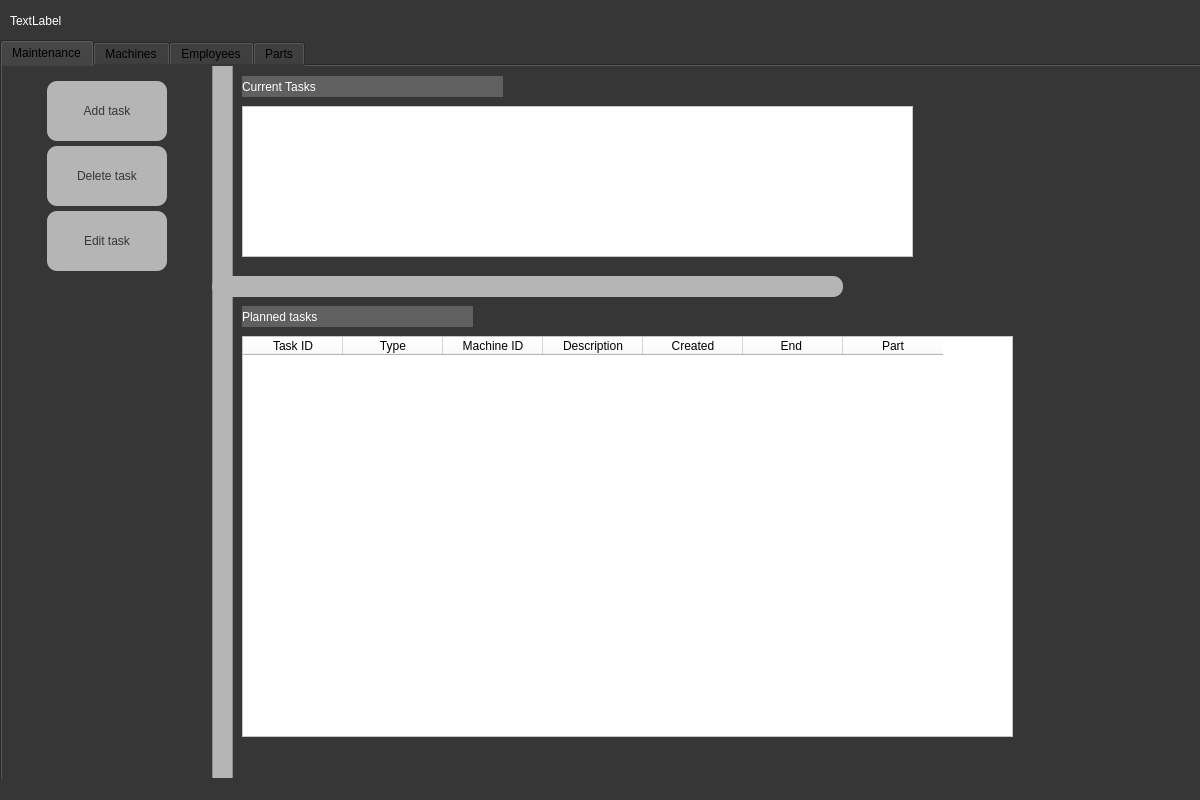
This is AppWindow.ui in asuXie/Machine-Maintenance-System-MMS as Qt 5 draws it before an edit. The edited form follows.
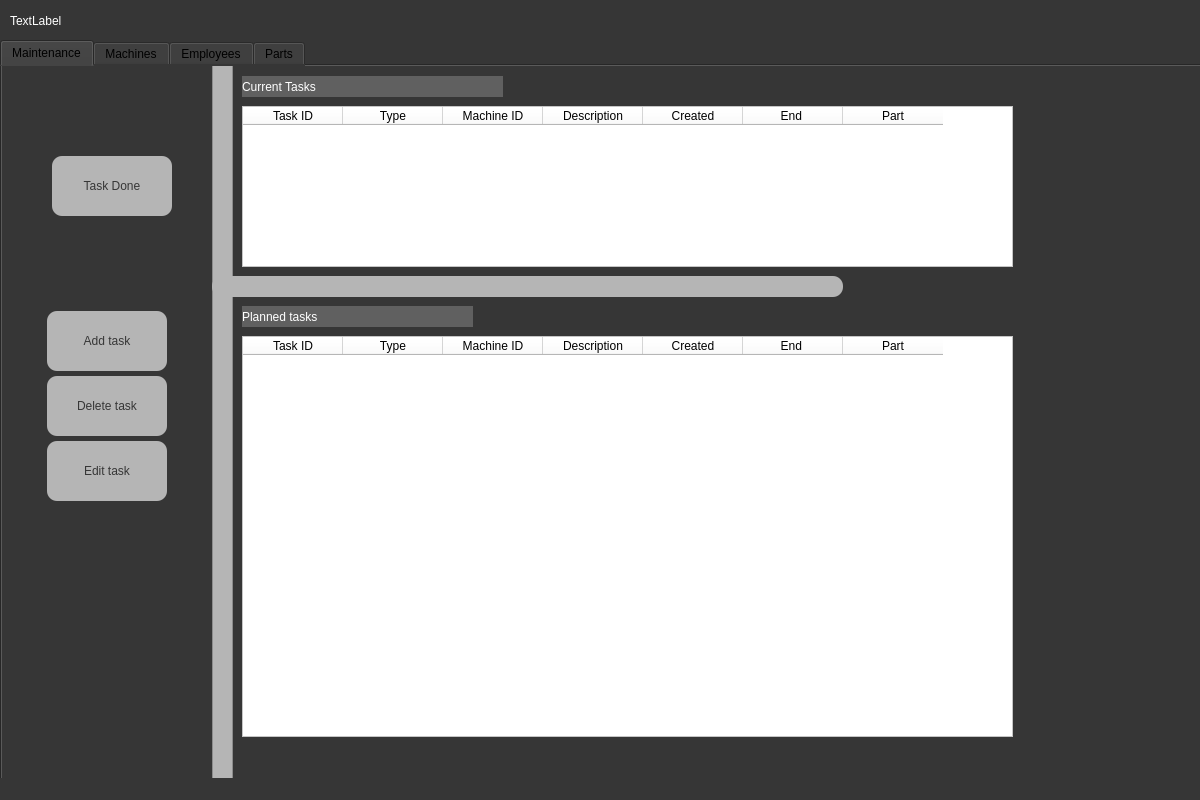
This is the edited form. The open tabs and pages were chosen to show the change.

Commit message: Tabs Done Edit to do

```diff
--- a/AppWindow.ui
+++ b/AppWindow.ui
@@ -73,7 +73,7 @@
       <property name="geometry">
        <rect>
         <x>10</x>
-        <y>10</y>
+        <y>240</y>
         <width>191</width>
         <height>201</height>
        </rect>
@@ -265,21 +265,6 @@
        </property>
       </column>
      </widget>
-     <widget class="QTableWidget" name="currentTasksTable">
-      <property name="geometry">
-       <rect>
-        <x>240</x>
-        <y>40</y>
-        <width>671</width>
-        <height>151</height>
-       </rect>
-      </property>
-      <property name="styleSheet">
-       <string notr="true">font: 12pt &quot;Verdana&quot;;
-color: rgb(0, 0, 0);
-background-color: rgb(255, 255, 255);</string>
-      </property>
-     </widget>
      <widget class="QLabel" name="label_2">
       <property name="geometry">
        <rect>
@@ -301,6 +286,92 @@
        <string>Planned tasks</string>
       </property>
      </widget>
+     <widget class="QPushButton" name="taskDoneButton">
+      <property name="geometry">
+       <rect>
+        <x>50</x>
+        <y>90</y>
+        <width>120</width>
+        <height>60</height>
+       </rect>
+      </property>
+      <property name="maximumSize">
+       <size>
+        <width>120</width>
+        <height>60</height>
+       </size>
+      </property>
+      <property name="styleSheet">
+       <string notr="true">
+
+QPushButton{
+color: rgb(54, 54, 54);
+border-color: rgb(96, 96, 96);
+selection-color: rgb(0, 0, 0);
+font: 10pt &quot;Verdana&quot;;
+border-radius: 10px;
+background-color: rgb(181, 181, 181);
+
+}
+
+QPushButton:hover {
+color: rgb(255, 159, 102);
+}</string>
+      </property>
+      <property name="text">
+       <string>Task Done</string>
+      </property>
+     </widget>
+     <widget class="QTableWidget" name="currentTasksTable">
+      <property name="geometry">
+       <rect>
+        <x>240</x>
+        <y>40</y>
+        <width>771</width>
+        <height>161</height>
+       </rect>
+      </property>
+      <property name="styleSheet">
+       <string notr="true">font: 12pt &quot;Verdana&quot;;
+color: rgb(0, 0, 0);
+background-color: rgb(255, 255, 255);</string>
+      </property>
+      <column>
+       <property name="text">
+        <string>Task ID</string>
+       </property>
+      </column>
+      <column>
+       <property name="text">
+        <string>Type</string>
+       </property>
+      </column>
+      <column>
+       <property name="text">
+        <string>Machine ID</string>
+       </property>
+      </column>
+      <column>
+       <property name="text">
+        <string>Description</string>
+       </property>
+      </column>
+      <column>
+       <property name="text">
+        <string>Created</string>
+       </property>
+      </column>
+      <column>
+       <property name="text">
+        <string>End </string>
+       </property>
+      </column>
+      <column>
+       <property name="text">
+        <string>Part</string>
+       </property>
+      </column>
+     </widget>
     </widget>
     <widget class="QWidget" name="tab_2">
      <attribute name="title">
```
Left out of the diff: 21 changed lines with no effect on the pictures. The commit also changes 9 other files.
